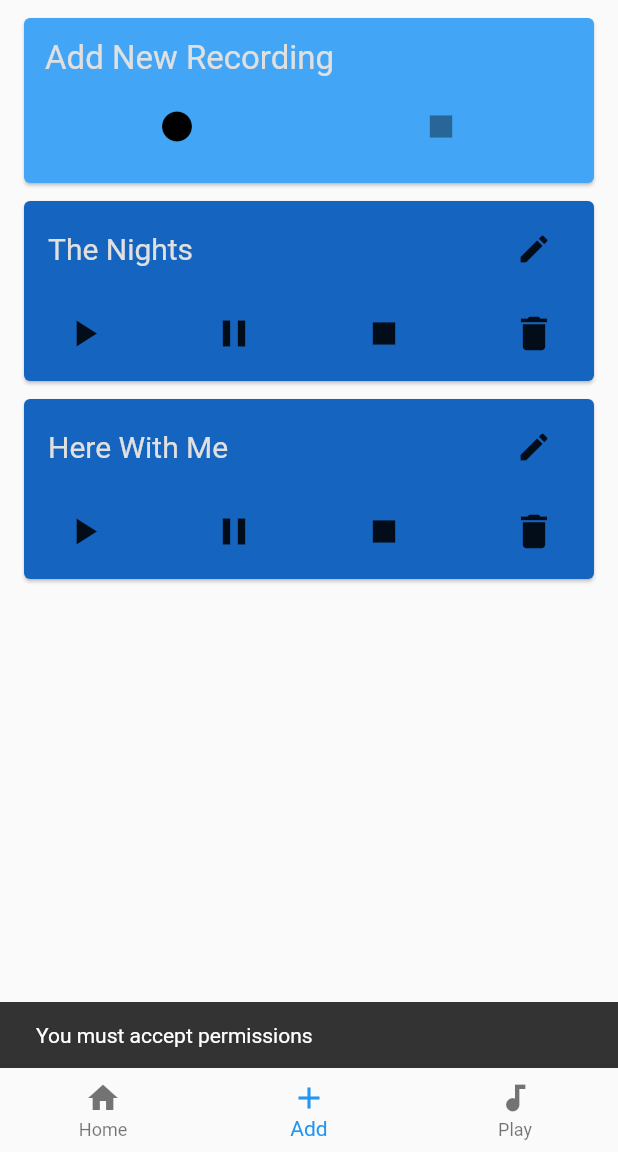
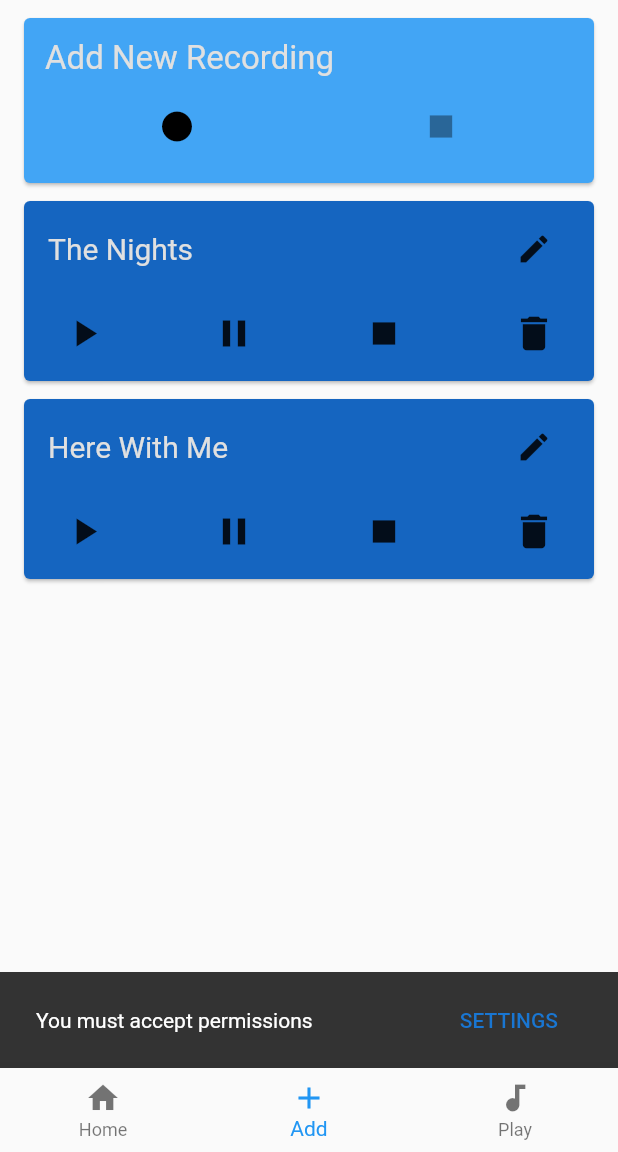
Before and after one commit to tice-k/looper, a Flutter app: the screen it shows after launch, item 2 of the bottom bar chosen, after a tap on the "fiber manual record" icon, on a phone screen of 412 x 824 dp, the part 84-1236 px from its top. Run offline on Flutter 3.47's test engine with Material 2 defaults, Android fonts, the phone set to English and light mode, and no system bars; our stand-ins replace audioplayers; missing offline and left inert: app_settings, audio_recorder.

Commit message:
update snackbar to include settings button

```diff
--- a/lib/pages/record.dart
+++ b/lib/pages/record.dart
@@ -1,5 +1,4 @@
 import 'dart:io';
-
 import 'package:flutter/material.dart';
 import 'package:looper/helpers/recording.dart';
 import 'package:looper/helpers/rec_card.dart';
@@ -7,6 +6,7 @@ import 'package:audio_recorder/audio_recorder.dart';
 import 'package:audioplayers/audioplayers.dart';
 import 'package:audioplayers/audio_cache.dart';
 import 'package:path_provider/path_provider.dart';
+import 'package:app_settings/app_settings.dart';
 
 // TODO: bug: audio keeps playing after leaving recording page
 
@@ -126,6 +126,7 @@ class _RecorderState extends State<Recorder> {
                           title: Text('Enter name:'),
                           content: TextField(
                             controller: controller,
+                            autofocus: true,
                           ),
                           actions: <Widget>[
                             IconButton(
@@ -165,8 +166,26 @@ class _RecorderState extends State<Recorder> {
           _isRecording = startedRec;
         });
       } else {
-        Scaffold.of(context).showSnackBar(
-            SnackBar(content: new Text("You must accept permissions")));
+        Scaffold.of(context).showSnackBar(SnackBar(
+          content: Row(
+            mainAxisAlignment: MainAxisAlignment.spaceBetween,
+            children: <Widget>[
+              Text("You must accept permissions"),
+              FlatButton(
+                onPressed: () {
+                  AppSettings.openAppSettings();
+                },
+                child: Text(
+                  'SETTINGS',
+                  style: TextStyle(
+                    color: Colors.blue[700],
+                  ),
+                ),
+                materialTapTargetSize: MaterialTapTargetSize.shrinkWrap,
+              )
+            ],
+          ),
+        ));
       }
     } catch (e) {
       print(e);
--- a/pubspec.yaml
+++ b/pubspec.yaml
@@ -17,11 +17,12 @@ environment:
   sdk: ">=2.1.0 <3.0.0"
 
 dependencies:
+  flutter:
+    sdk: flutter
   audio_recorder: ^1.0.2
   audioplayers: ^0.15.1
   path_provider: ^1.6.7
-  flutter:
-    sdk: flutter
+  app_settings: ^4.0.0
 
   # The following adds the Cupertino Icons font to your application.
   # Use with the CupertinoIcons class for iOS style icons.
```
Also changed, not shown: pubspec.lock.
